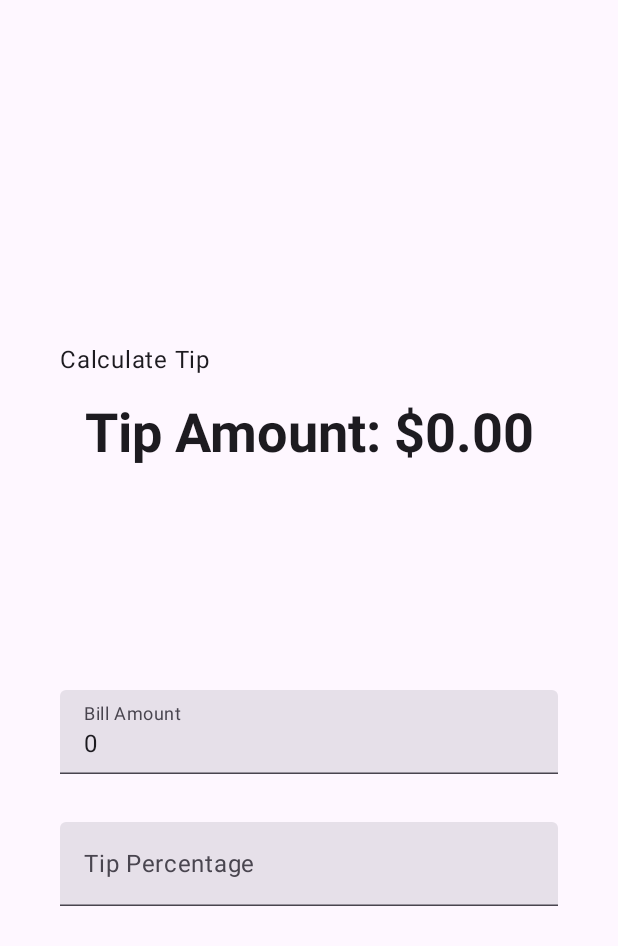
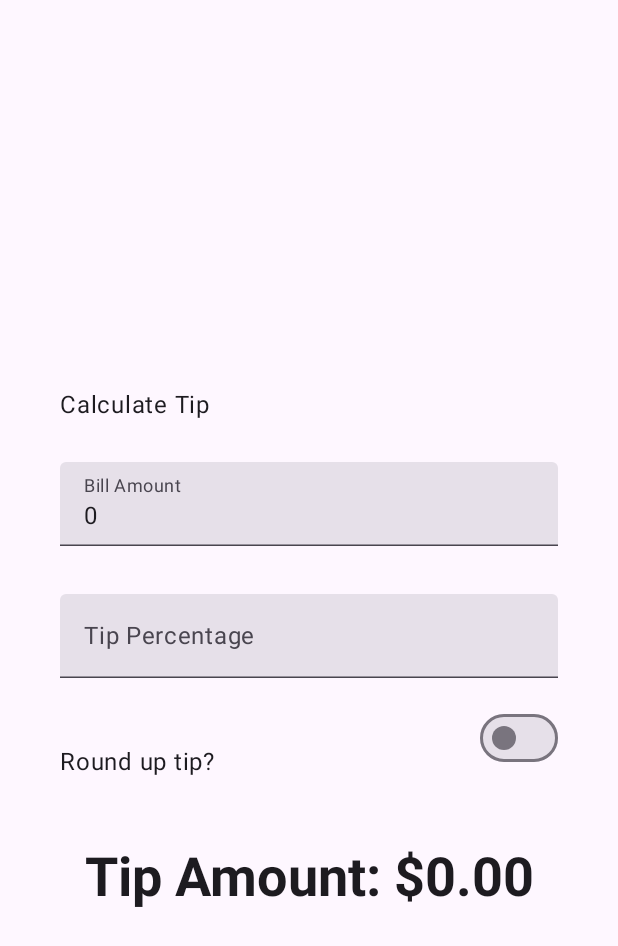
Before and after one commit to mcastre1/AndroidBasics, an Android app built with Jetpack Compose: the screen it shows after launch (MainActivity), on a phone screen of 412 x 824 dp. Shown: the top 946 px of the screen. Run offline under Robolectric (Android 15) with nearby library versions, the phone set to English and light mode, and no system bars.

Commit message:
Added a toggle switch for round up purposes.

```diff
--- a/basic-android-kotlin-compose-training-tip-calculator-starter/app/src/main/java/com/example/tiptime/MainActivity.kt
+++ b/basic-android-kotlin-compose-training-tip-calculator-starter/app/src/main/java/com/example/tiptime/MainActivity.kt
@@ -23,16 +23,21 @@ import androidx.activity.enableEdgeToEdge
 import androidx.annotation.StringRes
 import androidx.compose.foundation.layout.Arrangement
 import androidx.compose.foundation.layout.Column
+import androidx.compose.foundation.layout.Row
 import androidx.compose.foundation.layout.Spacer
 import androidx.compose.foundation.layout.fillMaxSize
 import androidx.compose.foundation.layout.fillMaxWidth
 import androidx.compose.foundation.layout.height
 import androidx.compose.foundation.layout.padding
 import androidx.compose.foundation.layout.safeDrawingPadding
+import androidx.compose.foundation.layout.size
 import androidx.compose.foundation.layout.statusBarsPadding
+import androidx.compose.foundation.layout.wrapContentHeight
+import androidx.compose.foundation.layout.wrapContentWidth
 import androidx.compose.foundation.text.KeyboardOptions
 import androidx.compose.material3.MaterialTheme
 import androidx.compose.material3.Surface
+import androidx.compose.material3.Switch
 import androidx.compose.material3.Text
 import androidx.compose.material3.TextField
 import androidx.compose.runtime.Composable
@@ -44,6 +49,7 @@ import androidx.compose.runtime.setValue
 import androidx.compose.ui.Alignment
 import androidx.compose.ui.Modifier
 import androidx.compose.ui.res.stringResource
+import androidx.compose.ui.text.input.ImeAction
 import androidx.compose.ui.text.input.KeyboardType
 import androidx.compose.ui.tooling.preview.Preview
 import androidx.compose.ui.unit.dp
@@ -70,6 +76,7 @@ class MainActivity : ComponentActivity() {
 fun TipTimeLayout() {
     var amountInput by remember { mutableStateOf("0") }
     var tipInput by remember { mutableStateOf("") }
+    var roundUp by remember { mutableStateOf(false) }
 
     val tipPercent = tipInput.toDoubleOrNull() ?: 0.0
     val amount = amountInput.toDoubleOrNull() ?: 0.0
@@ -89,15 +96,15 @@ fun TipTimeLayout() {
                 .padding(bottom = 16.dp, top = 40.dp)
                 .align(alignment = Alignment.Start)
         )
-        Text(
-            text = stringResource(R.string.tip_amount, tip),
-            style = MaterialTheme.typography.displaySmall
-        )
-        Spacer(modifier = Modifier.height(150.dp))
+        Spacer(modifier = Modifier.height(10.dp))
         EditNumberField(
             label = R.string.bill_amount,
             value = amountInput,
-            onValueChange = {amountInput = it},
+            onValueChange = { amountInput = it },
+            keyboardOptions = KeyboardOptions.Default.copy(
+                keyboardType = KeyboardType.Number,
+                imeAction = ImeAction.Next
+            ),
             modifier = Modifier
                 .padding(bottom = 32.dp)
                 .fillMaxWidth()
@@ -105,14 +112,36 @@ fun TipTimeLayout() {
         EditNumberField(
             label = R.string.how_was_the_service,
             value = tipInput,
-            onValueChange = {tipInput = it},
-            modifier = Modifier.padding(bottom = 32.dp).fillMaxWidth()
+            onValueChange = { tipInput = it },
+            keyboardOptions = KeyboardOptions.Default.copy(
+                keyboardType = KeyboardType.Number,
+                imeAction = ImeAction.Done
+            ),
+            modifier = Modifier
+                .padding(bottom = 32.dp)
+                .fillMaxWidth()
+        )
+        RoundTheTipRow(
+            roundUp = roundUp,
+            onRoundUpChanged = { roundUp = it },
+            modifier = Modifier.padding(bottom = 32.dp)
+        )
+        Text(
+            text = stringResource(R.string.tip_amount, tip),
+            style = MaterialTheme.typography.displaySmall
         )
     }
 }
 
 @Composable
-fun EditNumberField(@StringRes label: Int, value: String, onValueChange: (String) -> Unit, modifier: Modifier = Modifier) {
+fun EditNumberField(
+    @StringRes label: Int,
+    value: String,
+    onValueChange: (String) -> Unit,
+    keyboardOptions: KeyboardOptions,
+    modifier: Modifier = Modifier
+) {
+
     TextField(
         value = value,
         onValueChange = onValueChange,
@@ -120,9 +149,31 @@ fun EditNumberField(@StringRes label: Int, value: String, onValueChange: (String
             Text(text = stringResource(id = label))
         },
         singleLine = true,
-        keyboardOptions = KeyboardOptions(keyboardType = KeyboardType.Number),
+        keyboardOptions = keyboardOptions,
         modifier = modifier,
     )
+}
+
+@Composable
+fun RoundTheTipRow(
+    roundUp: Boolean,
+    onRoundUpChanged: (Boolean) -> Unit,
+    modifier: Modifier = Modifier
+) {
+    Row(
+        modifier = modifier
+            .fillMaxWidth()
+            .size(48.dp),
+        verticalAlignment = Alignment.CenterVertically
+    ) {
+        Text(text = stringResource(id = R.string.round_up_tip))
+        Switch(
+            checked = roundUp,
+            onCheckedChange = onRoundUpChanged,
+            modifier = modifier.fillMaxWidth()
+                .wrapContentWidth(Alignment.End)
+        )
+    }
 }
 
 /**
```
